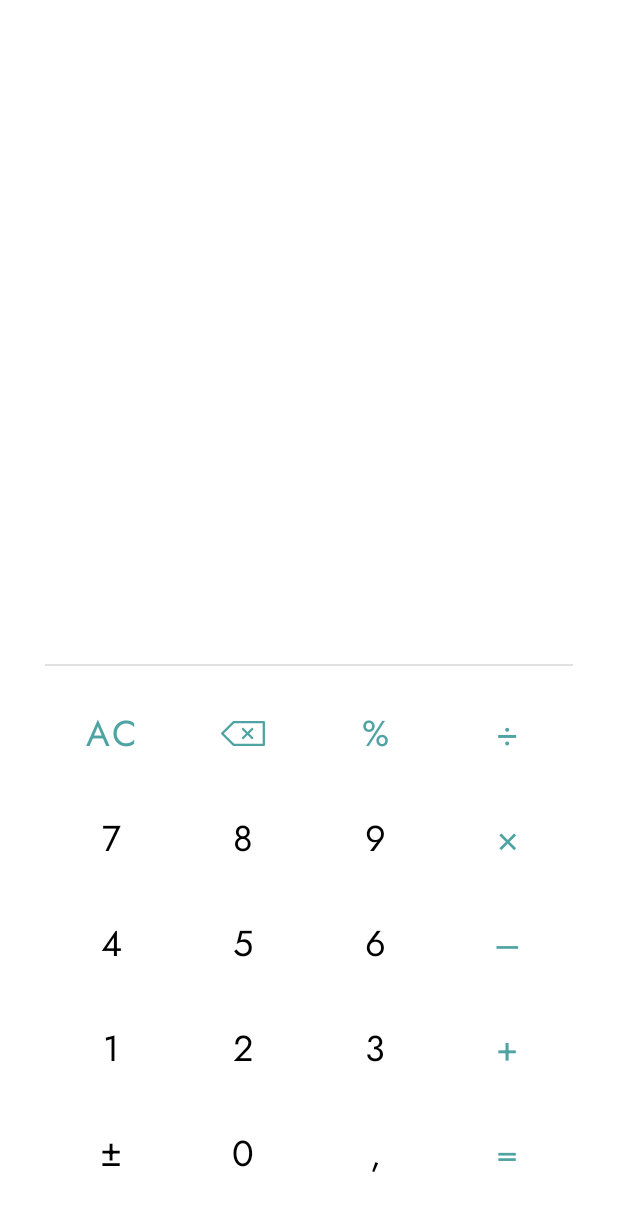
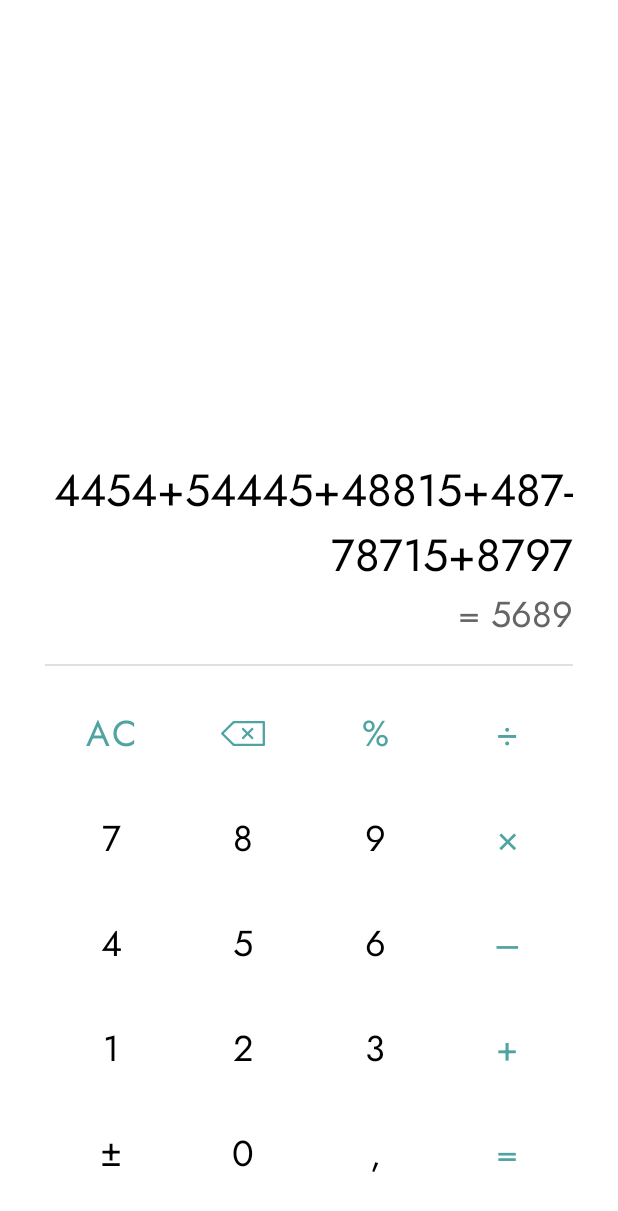
Before and after one commit to RomanchukSerhii/MyCalculator, an Android app: the layout activity_main.xml on its own in the app's theme, with its tools: preview values and no code run, on a phone screen of 412 x 824 dp. Shown: the top 1211 px of the screen. Run offline under Robolectric (Android 15) with nearby library versions, the phone set to English and light mode, and no system bars.

```diff
--- a/app/build.gradle
+++ b/app/build.gradle
@@ -29,6 +29,9 @@ android {
     kotlinOptions {
         jvmTarget = '1.8'
     }
+    buildFeatures {
+        viewBinding true
+    }
 }
 
 dependencies {
@@ -40,4 +43,7 @@ dependencies {
     testImplementation 'junit:junit:4.13.2'
     androidTestImplementation 'androidx.test.ext:junit:1.1.3'
     androidTestImplementation 'androidx.test.espresso:espresso-core:3.4.0'
+
+    implementation "androidx.lifecycle:lifecycle-extensions:2.2.0"
+    implementation "androidx.lifecycle:lifecycle-viewmodel-ktx:2.5.1"
 }
--- a/app/src/main/res/layout/activity_main.xml
+++ b/app/src/main/res/layout/activity_main.xml
@@ -189,7 +189,7 @@
     <Button
         android:id="@+id/divisionButton"
         style="@style/myButton"
-        android:text="÷"
+        android:text="@string/division"
         android:textColor="@color/blue_accent"
         app:layout_constraintBottom_toBottomOf="@id/allClearButton"
         app:layout_constraintEnd_toEndOf="@id/multiplicationButton"
@@ -206,5 +206,29 @@
         app:layout_constraintEnd_toEndOf="@id/divisionButton"
         app:layout_constraintStart_toStartOf="@id/allClearButton" />
 
+    <TextView
+        android:id="@+id/resultTextView"
+        android:layout_width="wrap_content"
+        android:layout_height="wrap_content"
+        android:layout_marginBottom="15dp"
+        android:textColor="@color/gray"
+        android:textSize="24sp"
+        android:fontFamily="@font/jost_regular"
+        app:layout_constraintBottom_toTopOf="@id/divider"
+        app:layout_constraintEnd_toEndOf="@id/divider"
+        tools:text="= 5689" />
+
+    <TextView
+        android:id="@+id/expressionTextView"
+        android:layout_width="0dp"
+        android:layout_height="wrap_content"
+        android:textAlignment="textEnd"
+        android:textSize="30sp"
+        android:textColor="@color/black"
+        android:fontFamily="@font/jost_regular"
+        tools:text="4454+54445+48815+487-78715+8797"
+        app:layout_constraintStart_toStartOf="@id/divider"
+        app:layout_constraintBottom_toTopOf="@id/resultTextView"
+        app:layout_constraintEnd_toEndOf="@id/resultTextView"/>
 
 </androidx.constraintlayout.widget.ConstraintLayout>
--- a/app/src/main/res/values/colors.xml
+++ b/app/src/main/res/values/colors.xml
@@ -9,5 +9,5 @@
     <color name="white">#FFFFFFFF</color>
     <color name="orange_accent">#FF8520</color>
     <color name="blue_accent">#50A3A3</color>
-    <color name="gray">#A1A1A1</color>
+    <color name="gray">#656565</color>
 </resources>
--- a/app/src/main/res/values/strings.xml
+++ b/app/src/main/res/values/strings.xml
@@ -19,4 +19,5 @@
     <string name="all_clear">AC</string>
     <string name="clear_button">Clear button</string>
     <string name="percent">%</string>
+    <string name="division">÷</string>
 </resources>
```
Also changed, not shown: app/src/main/java/com/gmail/serhiiromanchuk/mycalculator/MainActivity.kt (+37 -1 lines), app/src/main/java/com/gmail/serhiiromanchuk/mycalculator/MainViewModel.kt (added, +37 -0 lines).
